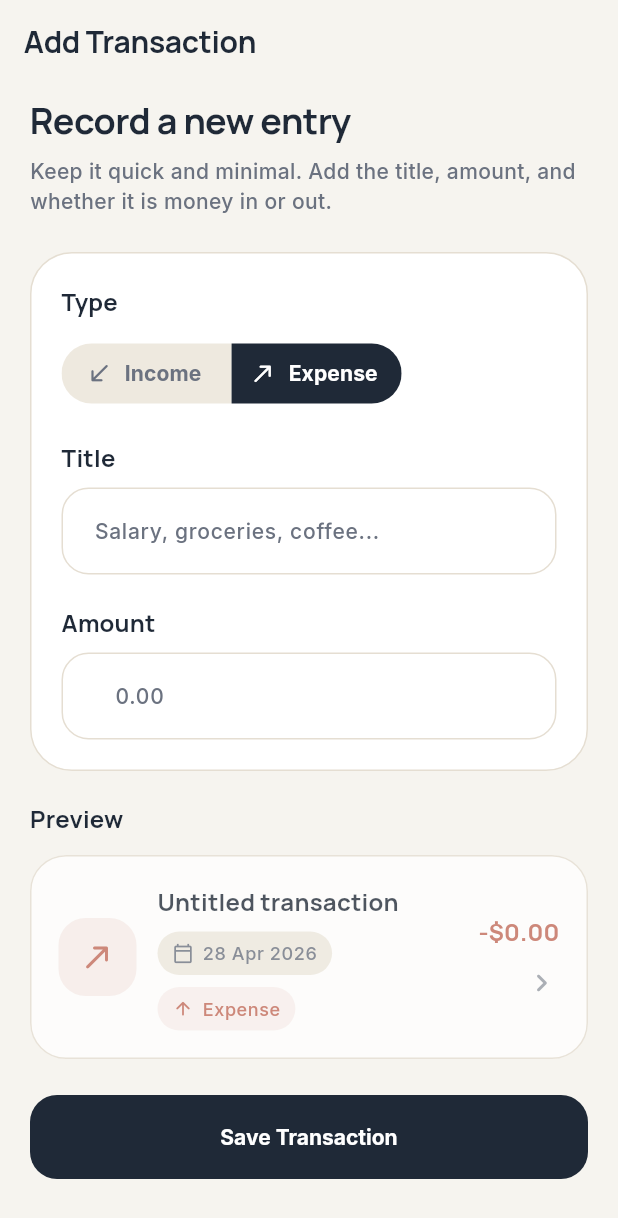
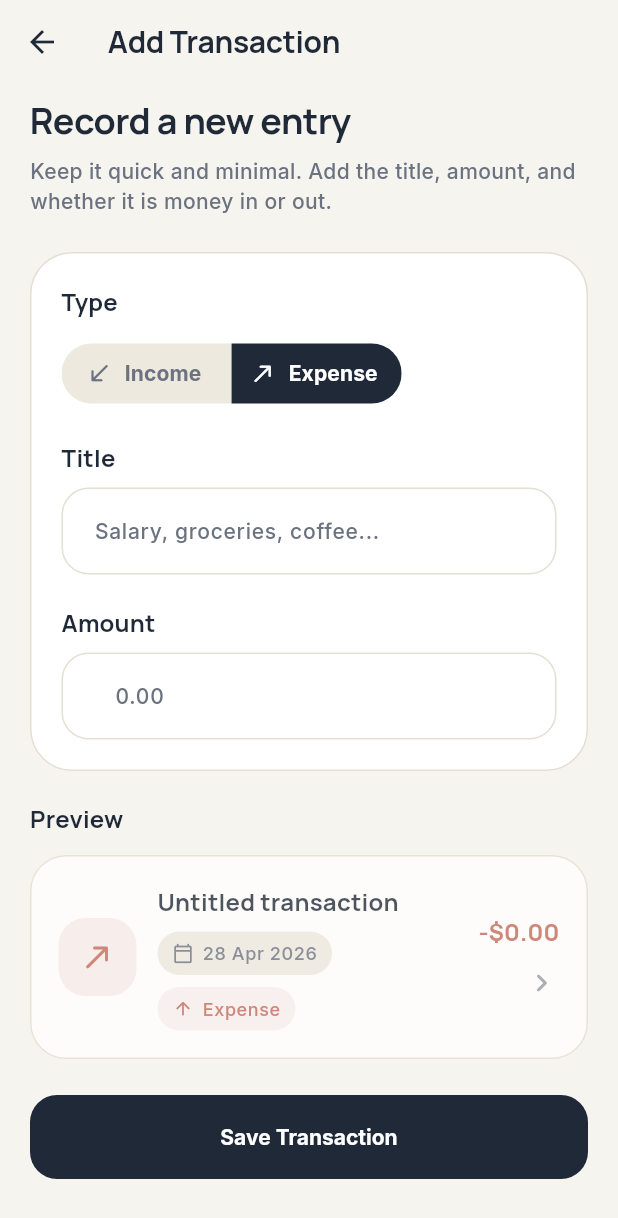
Before and after one commit to DrRaspec/Mini-Wallet, a Flutter app: the AddTransactionPage screen opened by its route, on a phone screen of 412 x 824 dp. Shown: the top 1218 px of the screen. Run offline on Flutter 3.47's test engine with Material 3 defaults, Android fonts, the phone set to English and light mode, and no system bars; our stand-ins replace get, go_router, google_fonts, sqflite; accounts and stored records are empty.

Commit message:
feat(add transaction): add back button

```diff
--- a/lib/features/transaction/presentation/pages/add_transaction_page.dart
+++ b/lib/features/transaction/presentation/pages/add_transaction_page.dart
@@ -15,7 +15,10 @@ class AddTransactionPage extends GetView<AddTransactionController> {
     final theme = Theme.of(context);
 
     return Scaffold(
-      appBar: AppBar(title: const Text('Add Transaction')),
+      appBar: AppBar(
+        leading: BackButton(onPressed: () => context.pop()),
+        title: const Text('Add Transaction'),
+      ),
       body: SafeArea(
         child: SingleChildScrollView(
           padding: const EdgeInsets.fromLTRB(20, 8, 20, 24),
@@ -154,8 +157,8 @@ class AddTransactionPage extends GetView<AddTransactionController> {
                       onPressed: controller.isLoading.value
                           ? null
                           : () async {
-                              final didSave =
-                                  await controller.onAddTransaction();
+                              final didSave = await controller
+                                  .onAddTransaction();
                               if (!context.mounted || !didSave) {
                                 return;
                               }
```
